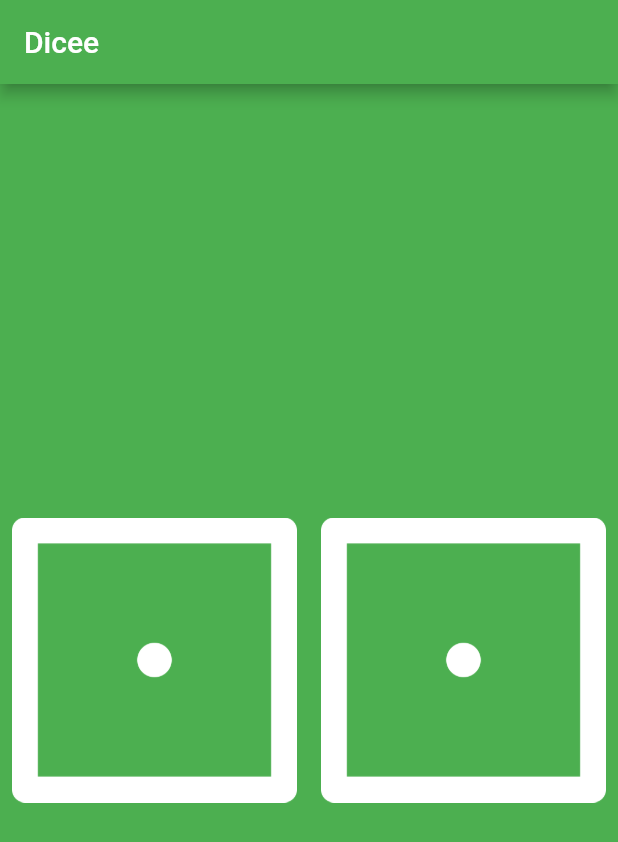
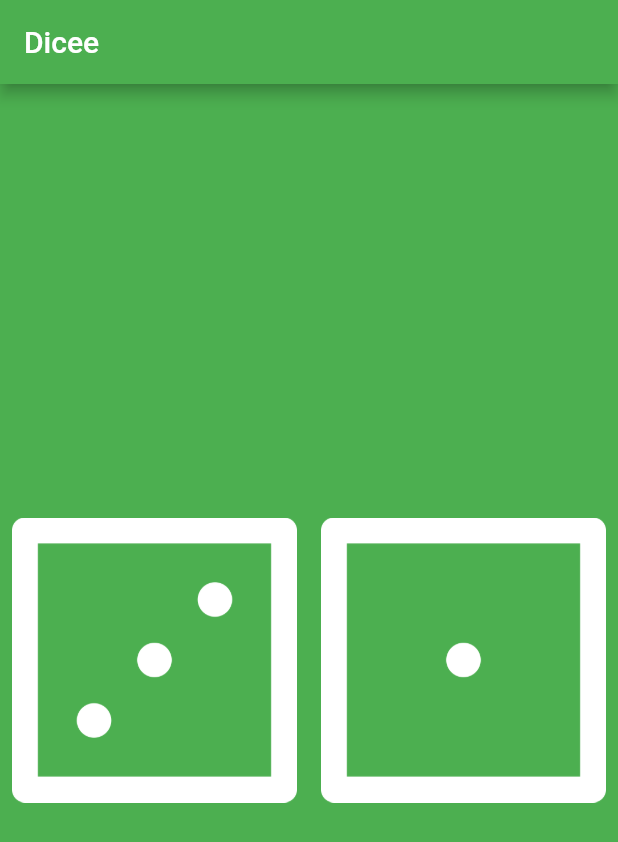
Before and after one commit to PhilDev2021/bug-free-tribble, a Flutter app: the screen it shows after launch, on a phone screen of 412 x 824 dp. Shown: the top 842 px of the screen. Run offline on Flutter 3.47's test engine with Material 2 defaults, Android fonts, the phone set to English and light mode, and no system bars.

Commit message:
change to int

```diff
--- a/lib/main.dart
+++ b/lib/main.dart
@@ -18,15 +18,15 @@ void main() {
 class DicePage extends StatelessWidget {
   @override
   Widget build(BuildContext context) {
-    var leftDice;
-    var rightDice;
+    int leftDice;
+    int rightDice;
     return Center(
       child: Row(
         mainAxisAlignment: MainAxisAlignment.spaceBetween,
         children: [
           Expanded(
             child: TextButton(
-              child: Image.asset("images/dice1.png"),
+              child: Image.asset("images/dice3.png"),
               onPressed: () {},
             ),
           ),
```
